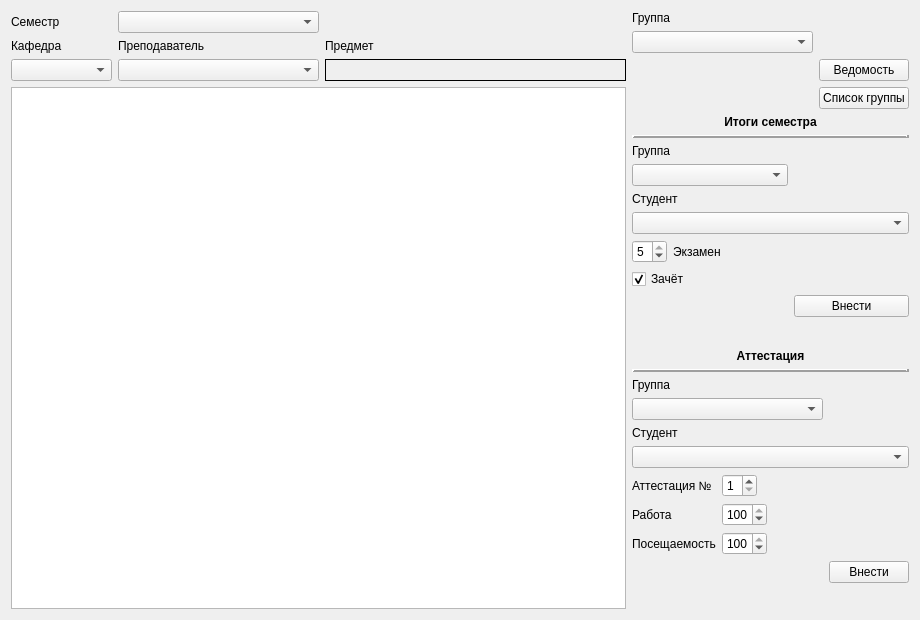
The window that teachermainwindow.ui (muzzy404/DeanOffice-database-course-work) describes before a commit, drawn with Qt 5.
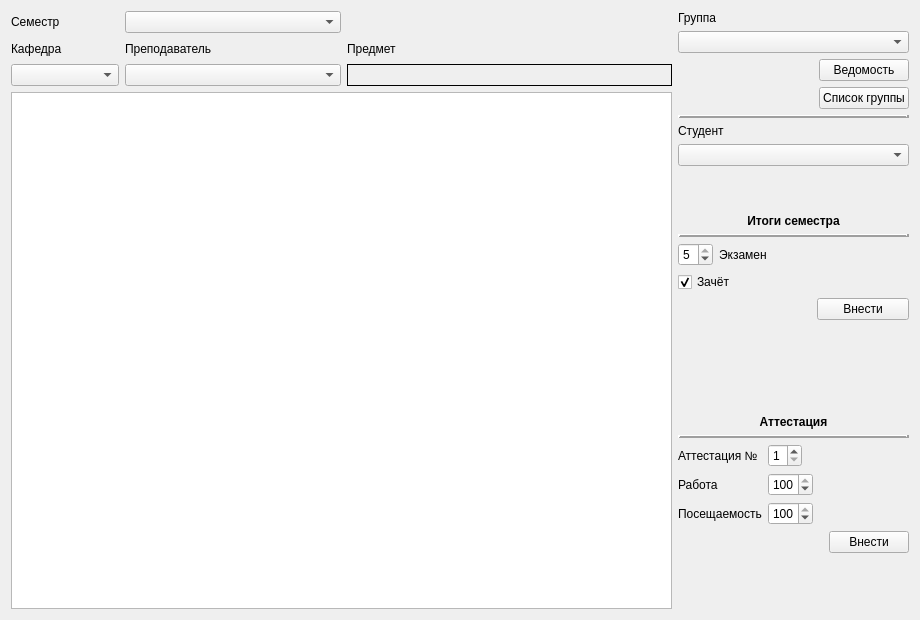
The same window after the commit.

Commit message: some desing changes and load of combo boxes

```diff
--- a/teachermainwindow.ui
+++ b/teachermainwindow.ui
@@ -13,7 +13,7 @@
   <property name="windowTitle">
    <string>Преподаватель - главное окно</string>
   </property>
-  <layout class="QGridLayout" name="gridLayout_5" rowstretch="0,0,0,0" columnstretch="20,9">
+  <layout class="QGridLayout" name="gridLayout_5" rowstretch="0,0,0,0,0,0,0,0,0,0,0" columnstretch="20,7">
    <item row="0" column="0">
     <layout class="QGridLayout" name="gridLayout" rowstretch="0,0,0,0" columnstretch="1,2,3">
      <item row="3" column="0">
@@ -75,16 +75,93 @@
      </item>
     </layout>
    </item>
-   <item row="3" column="1">
+   <item row="0" column="1" rowspan="2">
+    <layout class="QGridLayout" name="gridLayout_2" rowstretch="0,0,0,0,0,0,0">
+     <item row="2" column="1">
+      <widget class="QPushButton" name="reportBtnReport">
+       <property name="text">
+        <string>Ведомость</string>
+       </property>
+      </widget>
+     </item>
+     <item row="2" column="0">
+      <spacer name="horizontalSpacer">
+       <property name="orientation">
+        <enum>Qt::Horizontal</enum>
+       </property>
+       <property name="sizeHint" stdset="0">
+        <size>
+         <width>40</width>
+         <height>20</height>
+        </size>
+       </property>
+      </spacer>
+     </item>
+     <item row="3" column="1">
+      <widget class="QPushButton" name="reportBtnGroupList">
+       <property name="text">
+        <string>Список группы</string>
+       </property>
+      </widget>
+     </item>
+     <item row="3" column="0">
+      <spacer name="horizontalSpacer_3">
+       <property name="orientation">
+        <enum>Qt::Horizontal</enum>
+       </property>
+       <property name="sizeHint" stdset="0">
+        <size>
+         <width>40</width>
+         <height>20</height>
+        </size>
+       </property>
+      </spacer>
+     </item>
+     <item row="0" column="0" colspan="2">
+      <widget class="QLabel" name="label_5">
+       <property name="text">
+        <string>Группа</string>
+       </property>
+      </widget>
+     </item>
+     <item row="1" column="0" colspan="2">
+      <widget class="QComboBox" name="examsComBoxGroup"/>
+     </item>
+     <item row="6" column="0" colspan="2">
+      <widget class="QComboBox" name="examsComBoxStudent">
+       <property name="sizePolicy">
+        <sizepolicy hsizetype="Ignored" vsizetype="Fixed">
+         <horstretch>0</horstretch>
+         <verstretch>0</verstretch>
+        </sizepolicy>
+       </property>
+      </widget>
+     </item>
+     <item row="5" column="0">
+      <widget class="QLabel" name="label_7">
+       <property name="text">
+        <string>Студент</string>
+       </property>
+      </widget>
+     </item>
+     <item row="4" column="0" colspan="2">
+      <widget class="Line" name="line_4">
+       <property name="frameShadow">
+        <enum>QFrame::Raised</enum>
+       </property>
+       <property name="lineWidth">
+        <number>3</number>
+       </property>
+       <property name="orientation">
+        <enum>Qt::Horizontal</enum>
+       </property>
+      </widget>
+     </item>
+    </layout>
+   </item>
+   <item row="10" column="1">
     <layout class="QGridLayout" name="gridLayout_4">
-     <item row="9" column="3">
-      <widget class="QPushButton" name="attAdd">
-       <property name="text">
-        <string>Внести</string>
-       </property>
-      </widget>
-     </item>
-     <item row="6" column="1">
+     <item row="2" column="1">
       <widget class="QSpinBox" name="attSpinNumber">
        <property name="maximumSize">
         <size>
@@ -103,16 +180,17 @@
        </property>
       </widget>
      </item>
-     <item row="1" column="0" colspan="4">
-      <widget class="Line" name="line_2">
-       <property name="frameShadow">
-        <enum>QFrame::Raised</enum>
+     <item row="5" column="3">
+      <widget class="QPushButton" name="attAdd">
+       <property name="text">
+        <string>Внести</string>
        </property>
-       <property name="lineWidth">
-        <number>3</number>
-       </property>
-       <property name="orientation">
-        <enum>Qt::Horizontal</enum>
+      </widget>
+     </item>
+     <item row="2" column="0">
+      <widget class="QLabel" name="label_11">
+       <property name="text">
+        <string>Аттестация №</string>
        </property>
       </widget>
      </item>
@@ -132,41 +210,20 @@
        </property>
       </widget>
      </item>
-     <item row="4" column="0" colspan="4">
-      <widget class="QLabel" name="label_10">
-       <property name="text">
-        <string>Студент</string>
+     <item row="1" column="0" colspan="4">
+      <widget class="Line" name="line_2">
+       <property name="frameShadow">
+        <enum>QFrame::Raised</enum>
        </property>
-      </widget>
-     </item>
-     <item row="2" column="0" colspan="4">
-      <widget class="QLabel" name="label_9">
-       <property name="text">
-        <string>Группа</string>
+       <property name="lineWidth">
+        <number>3</number>
        </property>
-      </widget>
-     </item>
-     <item row="6" column="0">
-      <widget class="QLabel" name="label_11">
-       <property name="text">
-        <string>Аттестация №</string>
+       <property name="orientation">
+        <enum>Qt::Horizontal</enum>
        </property>
       </widget>
      </item>
-     <item row="5" column="0" colspan="4">
-      <widget class="QComboBox" name="attComBoxStudent">
-       <property name="sizePolicy">
-        <sizepolicy hsizetype="Ignored" vsizetype="Fixed">
-         <horstretch>0</horstretch>
-         <verstretch>0</verstretch>
-        </sizepolicy>
-       </property>
-      </widget>
-     </item>
-     <item row="3" column="0" colspan="3">
-      <widget class="QComboBox" name="attComBoxGroup"/>
-     </item>
-     <item row="9" column="0" colspan="3">
+     <item row="5" column="0" colspan="3">
       <spacer name="horizontalSpacer_4">
        <property name="orientation">
         <enum>Qt::Horizontal</enum>
@@ -179,21 +236,21 @@
        </property>
       </spacer>
      </item>
-     <item row="8" column="0">
+     <item row="4" column="0">
       <widget class="QLabel" name="label_16">
        <property name="text">
         <string>Посещаемость</string>
        </property>
       </widget>
      </item>
-     <item row="7" column="0">
+     <item row="3" column="0">
       <widget class="QLabel" name="label_15">
        <property name="text">
         <string>Работа</string>
        </property>
       </widget>
      </item>
-     <item row="10" column="0" colspan="4">
+     <item row="6" column="0" colspan="4">
       <spacer name="verticalSpacer_2">
        <property name="orientation">
         <enum>Qt::Vertical</enum>
@@ -206,7 +263,7 @@
        </property>
       </spacer>
      </item>
-     <item row="7" column="1" colspan="2">
+     <item row="3" column="1" colspan="2">
       <widget class="QSpinBox" name="attSpinWork">
        <property name="maximumSize">
         <size>
@@ -228,7 +285,7 @@
        </property>
       </widget>
      </item>
-     <item row="8" column="1" colspan="2">
+     <item row="4" column="1" colspan="2">
       <widget class="QSpinBox" name="attSpinAttendance">
        <property name="maximumSize">
         <size>
@@ -252,75 +309,11 @@
      </item>
     </layout>
    </item>
-   <item row="1" column="0" rowspan="3">
+   <item row="1" column="0" rowspan="10">
     <widget class="QTableView" name="tableViewDataSpace"/>
    </item>
-   <item row="0" column="1" rowspan="2">
-    <layout class="QGridLayout" name="gridLayout_2" rowstretch="0,0,0,0">
-     <item row="1" column="0">
-      <widget class="QComboBox" name="reportComBoxGroup"/>
-     </item>
-     <item row="2" column="1">
-      <widget class="QPushButton" name="reportBtnReport">
-       <property name="text">
-        <string>Ведомость</string>
-       </property>
-      </widget>
-     </item>
-     <item row="3" column="1">
-      <widget class="QPushButton" name="reportBtnGroupList">
-       <property name="text">
-        <string>Список группы</string>
-       </property>
-      </widget>
-     </item>
-     <item row="3" column="0">
-      <spacer name="horizontalSpacer_3">
-       <property name="orientation">
-        <enum>Qt::Horizontal</enum>
-       </property>
-       <property name="sizeHint" stdset="0">
-        <size>
-         <width>40</width>
-         <height>20</height>
-        </size>
-       </property>
-      </spacer>
-     </item>
-     <item row="2" column="0">
-      <spacer name="horizontalSpacer">
-       <property name="orientation">
-        <enum>Qt::Horizontal</enum>
-       </property>
-       <property name="sizeHint" stdset="0">
-        <size>
-         <width>40</width>
-         <height>20</height>
-        </size>
-       </property>
-      </spacer>
-     </item>
-     <item row="0" column="0" colspan="2">
-      <widget class="QLabel" name="label_5">
-       <property name="text">
-        <string>Группа</string>
-       </property>
-      </widget>
-     </item>
-    </layout>
-   </item>
-   <item row="2" column="1">
+   <item row="9" column="1">
     <layout class="QGridLayout" name="gridLayout_3" rowstretch="0,0,0,0,0,0,0,0,0,0,0">
-     <item row="3" column="0" colspan="2">
-      <widget class="QComboBox" name="examsComBoxGroup"/>
-     </item>
-     <item row="2" column="0" colspan="3">
-      <widget class="QLabel" name="label_6">
-       <property name="text">
-        <string>Группа</string>
-       </property>
-      </widget>
-     </item>
      <item row="9" column="2">
       <widget class="QPushButton" name="examsBtnAdd">
        <property name="text">
@@ -341,23 +334,6 @@
        </property>
       </spacer>
      </item>
-     <item row="4" column="0" colspan="3">
-      <widget class="QLabel" name="label_7">
-       <property name="text">
-        <string>Студент</string>
-       </property>
-      </widget>
-     </item>
-     <item row="5" column="0" colspan="3">
-      <widget class="QComboBox" name="examsComBoxStudent">
-       <property name="sizePolicy">
-        <sizepolicy hsizetype="Ignored" vsizetype="Fixed">
-         <horstretch>0</horstretch>
-         <verstretch>0</verstretch>
-        </sizepolicy>
-       </property>
-      </widget>
-     </item>
      <item row="6" column="0">
       <widget class="QSpinBox" name="examsSpinMark">
        <property name="maximumSize">
```
The commit also changes 3 other files.
